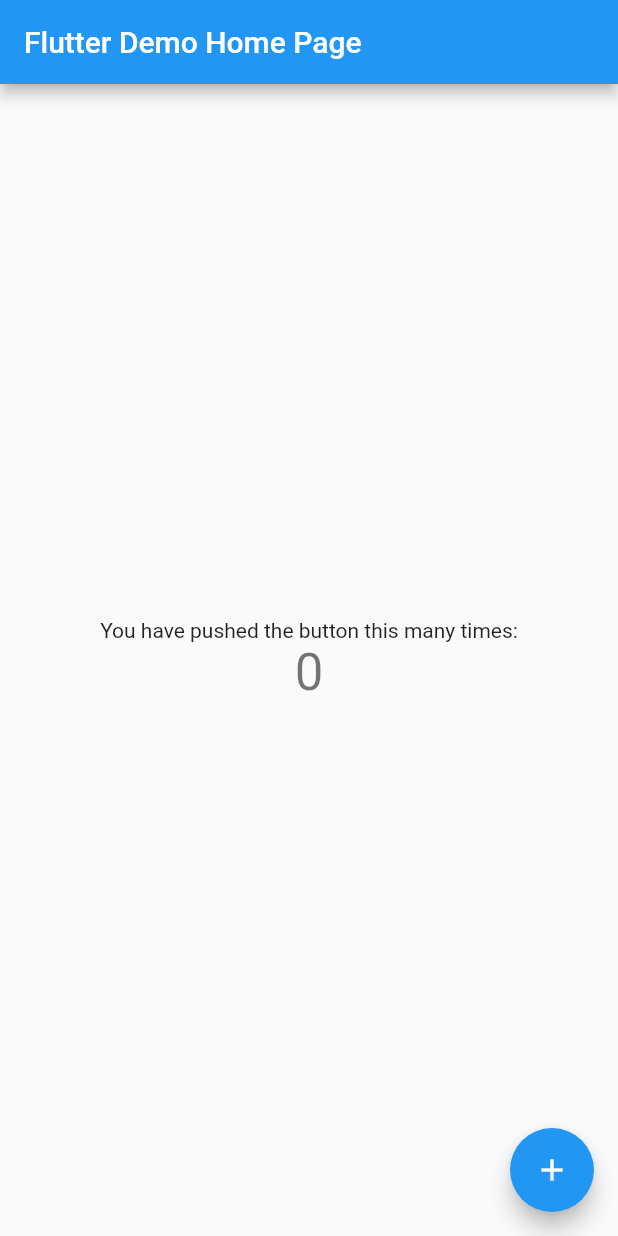
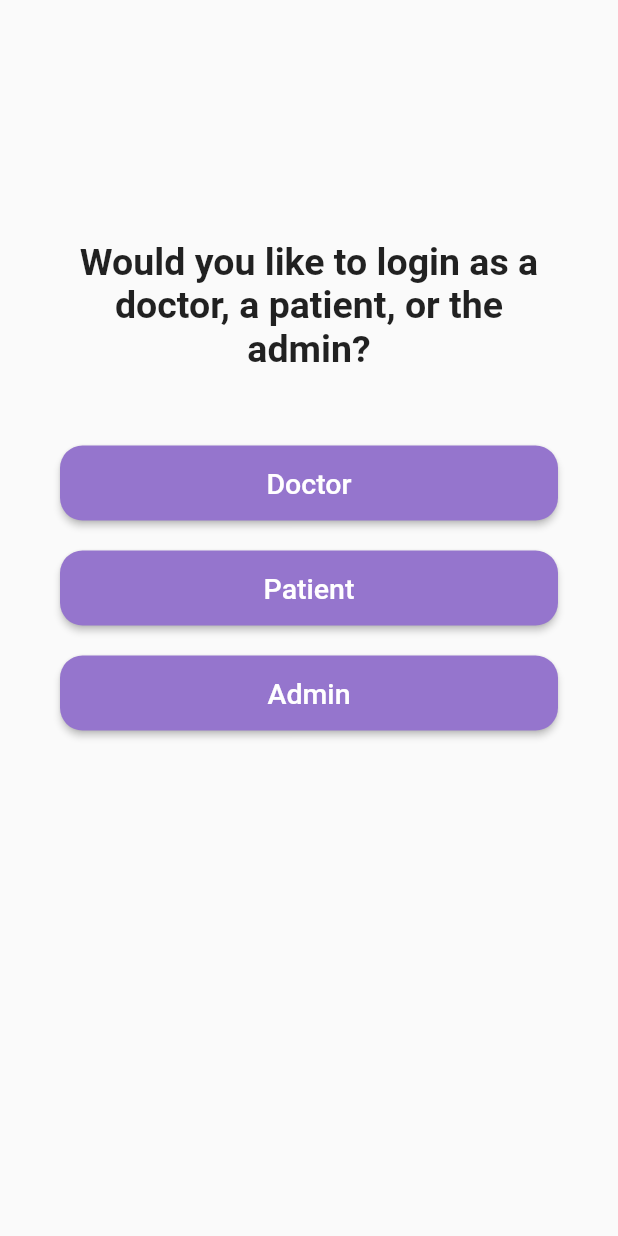
Before and after one commit to maansiarora/SEPT-Project--Almost-5, a Flutter app: the screen it shows after launch, on a phone screen of 412 x 824 dp. Run offline on Flutter 3.47's test engine with Material 2 defaults, Android fonts, the light colour scheme and no system bars.

Commit message:
login choice

```diff
--- a/frontend/lib/main.dart
+++ b/frontend/lib/main.dart
@@ -1,115 +1,6 @@
 import 'package:flutter/material.dart';
+import 'pages/choiceLogin.dart';
 
-void main() {
-  runApp(const MyApp());
-}
-
-class MyApp extends StatelessWidget {
-  const MyApp({Key? key}) : super(key: key);
-
-  // This widget is the root of your application.
-  @override
-  Widget build(BuildContext context) {
-    return MaterialApp(
-      title: 'Flutter Demo',
-      theme: ThemeData(
-        // This is the theme of your application.
-        //
-        // Try running your application with "flutter run". You'll see the
-        // application has a blue toolbar. Then, without quitting the app, try
-        // changing the primarySwatch below to Colors.green and then invoke
-        // "hot reload" (press "r" in the console where you ran "flutter run",
-        // or simply save your changes to "hot reload" in a Flutter IDE).
-        // Notice that the counter didn't reset back to zero; the application
-        // is not restarted.
-        primarySwatch: Colors.blue,
-      ),
-      home: const MyHomePage(title: 'Flutter Demo Home Page'),
-    );
-  }
-}
-
-class MyHomePage extends StatefulWidget {
-  const MyHomePage({Key? key, required this.title}) : super(key: key);
-
-  // This widget is the home page of your application. It is stateful, meaning
-  // that it has a State object (defined below) that contains fields that affect
-  // how it looks.
-
-  // This class is the configuration for the state. It holds the values (in this
-  // case the title) provided by the parent (in this case the App widget) and
-  // used by the build method of the State. Fields in a Widget subclass are
-  // always marked "final".
-
-  final String title;
-
-  @override
-  State<MyHomePage> createState() => _MyHomePageState();
-}
-
-class _MyHomePageState extends State<MyHomePage> {
-  int _counter = 0;
-
-  void _incrementCounter() {
-    setState(() {
-      // This call to setState tells the Flutter framework that something has
-      // changed in this State, which causes it to rerun the build method below
-      // so that the display can reflect the updated values. If we changed
-      // _counter without calling setState(), then the build method would not be
-      // called again, and so nothing would appear to happen.
-      _counter++;
-    });
-  }
-
-  @override
-  Widget build(BuildContext context) {
-    // This method is rerun every time setState is called, for instance as done
-    // by the _incrementCounter method above.
-    //
-    // The Flutter framework has been optimized to make rerunning build methods
-    // fast, so that you can just rebuild anything that needs updating rather
-    // than having to individually change instances of widgets.
-    return Scaffold(
-      appBar: AppBar(
-        // Here we take the value from the MyHomePage object that was created by
-        // the App.build method, and use it to set our appbar title.
-        title: Text(widget.title),
-      ),
-      body: Center(
-        // Center is a layout widget. It takes a single child and positions it
-        // in the middle of the parent.
-        child: Column(
-          // Column is also a layout widget. It takes a list of children and
-          // arranges them vertically. By default, it sizes itself to fit its
-          // children horizontally, and tries to be as tall as its parent.
-          //
-          // Invoke "debug painting" (press "p" in the console, choose the
-          // "Toggle Debug Paint" action from the Flutter Inspector in Android
-          // Studio, or the "Toggle Debug Paint" command in Visual Studio Code)
-          // to see the wireframe for each widget.
-          //
-          // Column has various properties to control how it sizes itself and
-          // how it positions its children. Here we use mainAxisAlignment to
-          // center the children vertically; the main axis here is the vertical
-          // axis because Columns are vertical (the cross axis would be
-          // horizontal).
-          mainAxisAlignment: MainAxisAlignment.center,
-          children: <Widget>[
-            const Text(
-              'You have pushed the button this many times:',
-            ),
-            Text(
-              '$_counter',
-              style: Theme.of(context).textTheme.headline4,
-            ),
-          ],
-        ),
-      ),
-      floatingActionButton: FloatingActionButton(
-        onPressed: _incrementCounter,
-        tooltip: 'Increment',
-        child: const Icon(Icons.add),
-      ), // This trailing comma makes auto-formatting nicer for build methods.
-    );
-  }
-}
+void main() => runApp(MaterialApp(initialRoute: '/choiceLogin', routes: {
+      '/choiceLogin': (context) => const choiceLogin(),
+    }));
--- /dev/null
+++ b/frontend/lib/pages/choiceLogin.dart
@@ -0,0 +1,101 @@
+import 'package:flutter/material.dart';
+
+void main() => runApp(const choiceLogin());
+
+class choiceLogin extends StatelessWidget {
+  const choiceLogin({Key? key}) : super(key: key);
+
+  //static const String _title = '';
+
+  @override
+  Widget build(BuildContext context) {
+    return const MaterialApp(
+      //title: _title,
+      home: Scaffold(
+        //appBar: AppBar(title: const Text(_title)),
+        body: MychoiceLogin(),
+      ),
+    );
+  }
+}
+
+class MychoiceLogin extends StatefulWidget {
+  const MychoiceLogin({Key? key}) : super(key: key);
+
+  @override
+  State<MychoiceLogin> createState() => _MychoiceLogin();
+}
+
+class _MychoiceLogin extends State<MychoiceLogin> {
+  TextEditingController nameController = TextEditingController();
+  TextEditingController passwordController = TextEditingController();
+
+  @override
+  Widget build(BuildContext context) {
+    return Padding(
+        padding: const EdgeInsets.all(10),
+        child: ListView(
+          children: <Widget>[
+            Container(
+                alignment: Alignment.center,
+                padding: const EdgeInsets.fromLTRB(30, 150, 30, 30),
+                child: const Text(
+                  'Would you like to login as a doctor, a patient, or the admin?',
+                  textAlign: TextAlign.center,
+                  style: TextStyle(
+                    fontSize: 25,
+                    fontWeight: FontWeight.w600,
+                  ),
+                )),
+            Container(
+                height: 70,
+                padding: const EdgeInsets.fromLTRB(30, 20, 30, 0),
+                child: ElevatedButton(
+                  onPressed: () {},
+                  style: ElevatedButton.styleFrom(
+                    shape: RoundedRectangleBorder(
+                      borderRadius: BorderRadius.circular(15.0),
+                    ),
+                    primary: Colors.deepPurple[300],
+                  ),
+                  child: const Text('Doctor',
+                      style: TextStyle(
+                        fontSize: 19,
+                      )),
+                )),
+            Container(
+                height: 70,
+                padding: const EdgeInsets.fromLTRB(30, 20, 30, 0),
+                child: ElevatedButton(
+                  onPressed: () {},
+                  style: ElevatedButton.styleFrom(
+                    shape: RoundedRectangleBorder(
+                      borderRadius: BorderRadius.circular(15.0),
+                    ),
+                    primary: Colors.deepPurple[300],
+                  ),
+                  child: const Text('Patient',
+                      style: TextStyle(
+                        fontSize: 19,
+                      )),
+                )),
+            Container(
+                height: 70,
+                padding: const EdgeInsets.fromLTRB(30, 20, 30, 0),
+                child: ElevatedButton(
+                  onPressed: () {},
+                  style: ElevatedButton.styleFrom(
+                    shape: RoundedRectangleBorder(
+                      borderRadius: BorderRadius.circular(15.0),
+                    ),
+                    primary: Colors.deepPurple[300],
+                  ),
+                  child: const Text('Admin',
+                      style: TextStyle(
+                        fontSize: 19,
+                      )),
+                )),
+          ],
+        ));
+  }
+}
```
